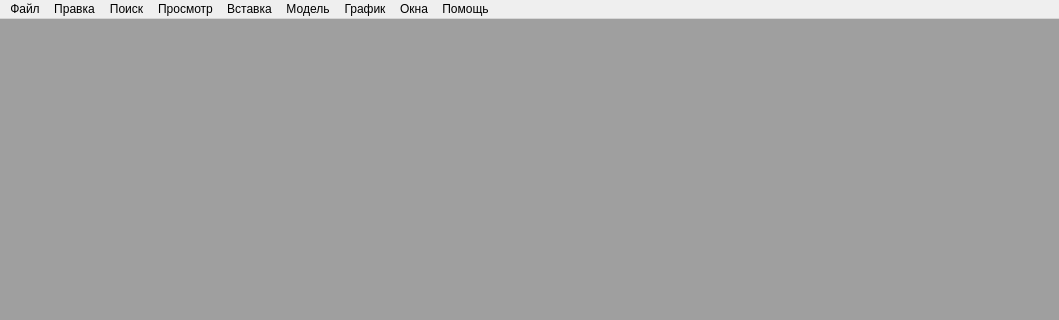
Old version of the form rdo/app/rdo_studio/branches/dev_qt_migration/res/ui/main_window.ui in the repository aurusov/rdo_studio; both pictures show x 0 to 1059 and y 0 to 320 of the 1059 by 564 pixel window.
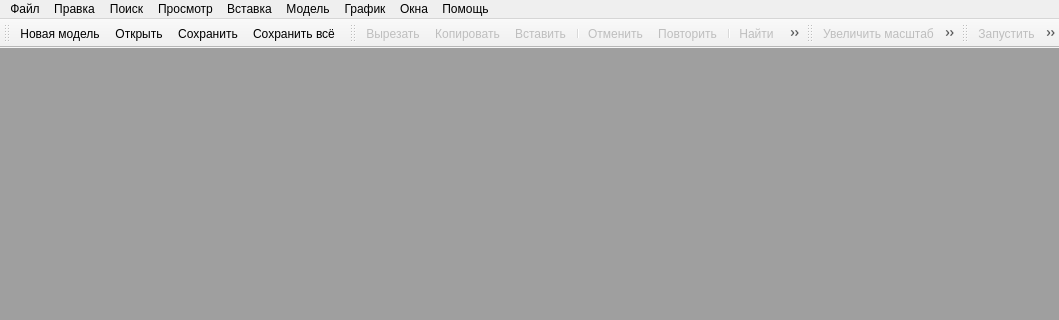
New version of the form. Icons and pictures are not drawn.

Commit message: - создание тулбаров перенесено в *.ui

```diff
--- a/rdo/app/rdo_studio/branches/dev_qt_migration/res/ui/main_window.ui
+++ b/rdo/app/rdo_studio/branches/dev_qt_migration/res/ui/main_window.ui
@@ -180,6 +180,109 @@
    <addaction name="menuWindow"/>
    <addaction name="menuHelp"/>
   </widget>
+  <widget class="QToolBar" name="toolBarFile">
+   <property name="windowTitle">
+    <string>Файл</string>
+   </property>
+   <property name="iconSize">
+    <size>
+     <width>16</width>
+     <height>15</height>
+    </size>
+   </property>
+   <attribute name="toolBarArea">
+    <enum>TopToolBarArea</enum>
+   </attribute>
+   <attribute name="toolBarBreak">
+    <bool>true</bool>
+   </attribute>
+   <addaction name="actFileNew"/>
+   <addaction name="actFileOpen"/>
+   <addaction name="actFileSave"/>
+   <addaction name="actFileSaveAll"/>
+  </widget>
+  <widget class="QToolBar" name="toolBarEdit">
+   <property name="windowTitle">
+    <string>Редактирование</string>
+   </property>
+   <property name="iconSize">
+    <size>
+     <width>16</width>
+     <height>15</height>
+    </size>
+   </property>
+   <attribute name="toolBarArea">
+    <enum>TopToolBarArea</enum>
+   </attribute>
+   <attribute name="toolBarBreak">
+    <bool>false</bool>
+   </attribute>
+   <addaction name="actEditCut"/>
+   <addaction name="actEditCopy"/>
+   <addaction name="actEditPaste"/>
+   <addaction name="separator"/>
+   <addaction name="actEditUndo"/>
+   <addaction name="actEditRedo"/>
+   <addaction name="separator"/>
+   <addaction name="actSearchFind"/>
+   <addaction name="actSearchReplace"/>
+   <addaction name="separator"/>
+   <addaction name="actSearchBookmarkPrev"/>
+   <addaction name="actSearchBookmarkNext"/>
+  </widget>
+  <widget class="QToolBar" name="toolBarZoom">
+   <property name="windowTitle">
+    <string>Масштаб</string>
+   </property>
+   <property name="iconSize">
+    <size>
+     <width>16</width>
+     <height>15</height>
+    </size>
+   </property>
+   <attribute name="toolBarArea">
+    <enum>TopToolBarArea</enum>
+   </attribute>
+   <attribute name="toolBarBreak">
+    <bool>false</bool>
+   </attribute>
+   <addaction name="actViewZoomInc"/>
+   <addaction name="actViewZoomDec"/>
+   <addaction name="actViewZoomAuto"/>
+   <addaction name="actViewZoomReset"/>
+  </widget>
+  <widget class="QToolBar" name="toolBarModel">
+   <property name="windowTitle">
+    <string>Модель</string>
+   </property>
+   <property name="iconSize">
+    <size>
+     <width>16</width>
+     <height>15</height>
+    </size>
+   </property>
+   <attribute name="toolBarArea">
+    <enum>TopToolBarArea</enum>
+   </attribute>
+   <attribute name="toolBarBreak">
+    <bool>false</bool>
+   </attribute>
+   <addaction name="actModelRun"/>
+   <addaction name="actModelStop"/>
+   <addaction name="separator"/>
+   <addaction name="actModelRuntimeMaxSpeed"/>
+   <addaction name="actModelRuntimeJump"/>
+   <addaction name="actModelRuntimeSync"/>
+   <addaction name="actModelRuntimePause"/>
+   <addaction name="separator"/>
+   <addaction name="actModelShowRateInc"/>
+   <addaction name="actModelShowRateIncFour"/>
+   <addaction name="actModelShowRateDecFour"/>
+   <addaction name="actModelShowRateDec"/>
+   <addaction name="separator"/>
+   <addaction name="actModelFrameNext"/>
+   <addaction name="actModelFramePrev"/>
+  </widget>
   <action name="actFileNew">
    <property name="icon">
     <iconset resource="../rdo_studio.qrc">
```
The commit also changes 2 other files.
